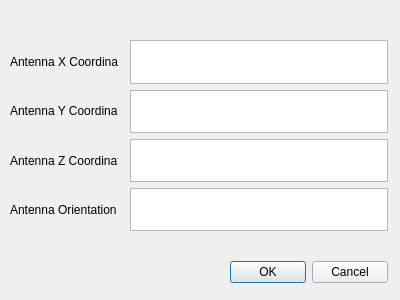
Old version of the form Guis/Add Antenna.ui in the repository NG-Development/ngdevelopment.
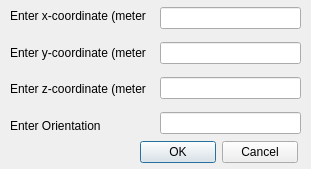
New version of the form.

```diff
--- a/Guis/Add Antenna.ui
+++ b/Guis/Add Antenna.ui
@@ -6,8 +6,8 @@
    <rect>
     <x>0</x>
     <y>0</y>
-    <width>400</width>
-    <height>300</height>
+    <width>311</width>
+    <height>169</height>
    </rect>
   </property>
   <property name="windowTitle">
@@ -16,24 +16,24 @@
   <widget class="QWidget" name="layoutWidget">
    <property name="geometry">
     <rect>
-     <x>130</x>
-     <y>40</y>
-     <width>258</width>
-     <height>191</height>
+     <x>160</x>
+     <y>0</y>
+     <width>141</width>
+     <height>141</height>
     </rect>
    </property>
    <layout class="QVBoxLayout" name="verticalLayout">
     <item>
-     <widget class="QTextEdit" name="XEdit"/>
+     <widget class="QLineEdit" name="XEdit"/>
     </item>
     <item>
-     <widget class="QTextEdit" name="YEdit"/>
+     <widget class="QLineEdit" name="YEdit"/>
     </item>
     <item>
-     <widget class="QTextEdit" name="ZEdit"/>
+     <widget class="QLineEdit" name="ZEdit"/>
     </item>
     <item>
-     <widget class="QTextEdit" name="OEdit"/>
+     <widget class="QLineEdit" name="OEdit"/>
     </item>
    </layout>
   </widget>
@@ -41,37 +41,37 @@
    <property name="geometry">
     <rect>
      <x>10</x>
-     <y>40</y>
-     <width>108</width>
-     <height>191</height>
+     <y>0</y>
+     <width>136</width>
+     <height>141</height>
     </rect>
    </property>
    <layout class="QVBoxLayout" name="verticalLayout_2">
     <item>
      <widget class="QLabel" name="label">
       <property name="text">
-       <string>Antenna X Coordinate</string>
+       <string>Enter x-coordinate (meters)</string>
       </property>
      </widget>
     </item>
     <item>
      <widget class="QLabel" name="label_2">
       <property name="text">
-       <string>Antenna Y Coordinate</string>
+       <string>Enter y-coordinate (meters)</string>
       </property>
      </widget>
     </item>
     <item>
      <widget class="QLabel" name="label_3">
       <property name="text">
-       <string>Antenna Z Coordinate</string>
+       <string>Enter z-coordinate (meters)</string>
       </property>
      </widget>
     </item>
     <item>
      <widget class="QLabel" name="label_4">
       <property name="text">
-       <string>Antenna Orientation</string>
+       <string>Enter Orientation</string>
       </property>
      </widget>
     </item>
@@ -80,8 +80,8 @@
   <widget class="QWidget" name="layoutWidget">
    <property name="geometry">
     <rect>
-     <x>230</x>
-     <y>260</y>
+     <x>140</x>
+     <y>140</y>
      <width>158</width>
      <height>25</height>
     </rect>
```
